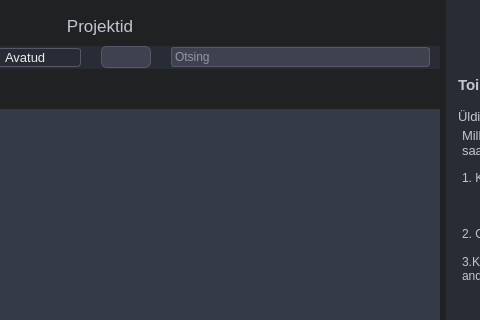
Before: the Qt Designer form mailabl-qgis/Mailabl_dialog_base.ui in TuloliKalver/mailabl-qgis, drawn with Qt 5; both pictures show x 440 to 920 and y 0 to 320 of the 1136 by 853 pixel window.
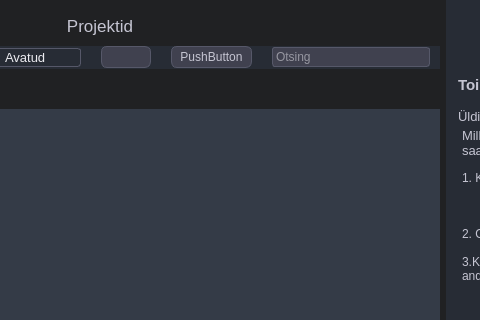
After: the same form once the commit is applied. The open tabs and pages were chosen to show the change. Icons and pictures are not drawn.

Patch:
```diff
--- a/mailabl-qgis/Mailabl_dialog_base.ui
+++ b/mailabl-qgis/Mailabl_dialog_base.ui
@@ -6892,6 +6892,13 @@
                      </property>
                     </widget>
                    </item>
+                   <item>
+                    <widget class="QPushButton" name="pushButton">
+                     <property name="text">
+                      <string>PushButton</string>
+                     </property>
+                    </widget>
+                   </item>
                    <item>
                     <widget class="QFrame" name="Project_Seachframe">
                      <property name="styleSheet">
```
Left out of the diff: 2 changed lines with no effect on the pictures.
